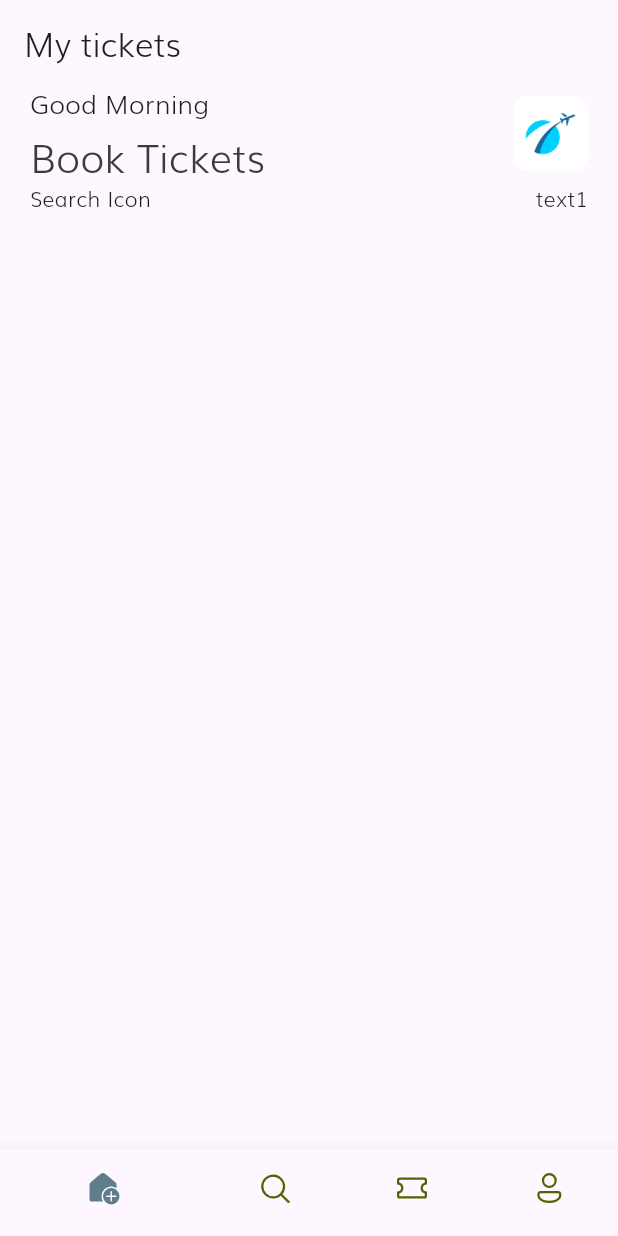
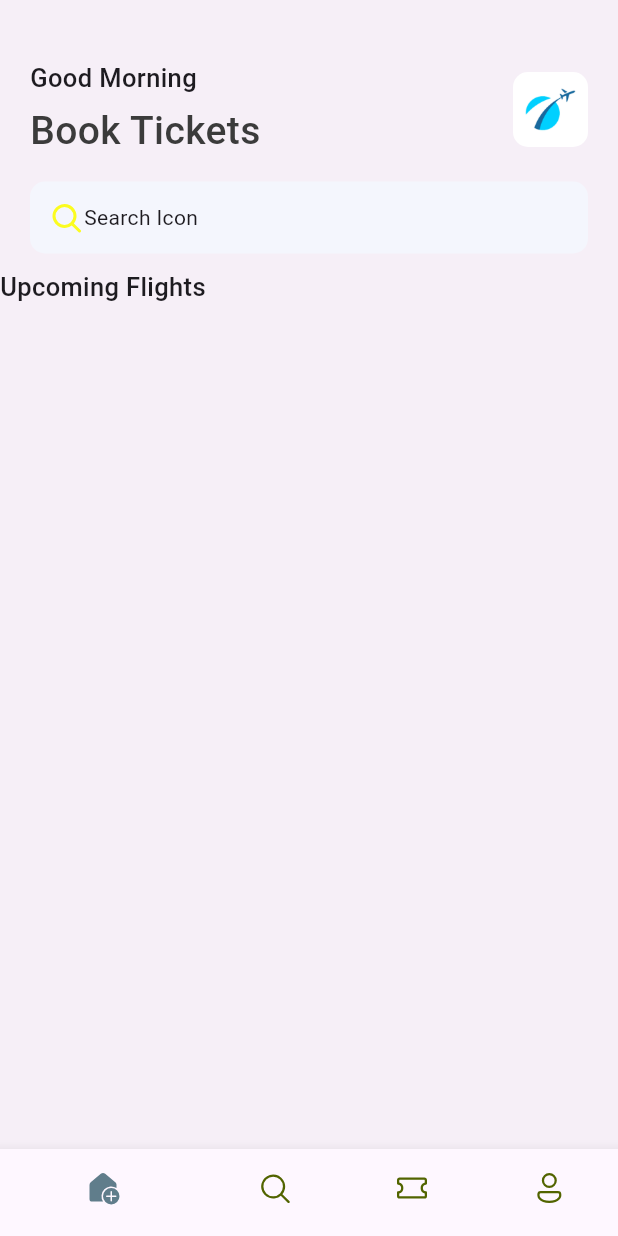
Before and after one commit to KHALEDKHLYAN/TIckets_App, a Flutter app: the screen it shows after launch, on a phone screen of 412 x 824 dp. Run offline on Flutter 3.47's test engine with Material 3 defaults, Android fonts, the phone set to English and light mode, and no system bars; our stand-ins replace fluentui_icons.

Commit message:
container 2

```diff
--- a/lib/base/bottom_nav_bar.dart
+++ b/lib/base/bottom_nav_bar.dart
@@ -30,9 +30,6 @@ class _BottomNavBarState extends State<BottomNavBar> {
   @override
   Widget build(BuildContext context) {
     return Scaffold(
-      appBar: AppBar(
-        title: Text('My tickets'),
-      ),
       body: appScreens[_selectedIndex],
       bottomNavigationBar: BottomNavigationBar(
         currentIndex: _selectedIndex,
@@ -40,7 +37,7 @@ class _BottomNavBarState extends State<BottomNavBar> {
         selectedItemColor: Colors.blueGrey,
         unselectedItemColor: const Color(0xFF526400),
         showSelectedLabels: false,
-        items:  const [
+        items: const [
           BottomNavigationBarItem(
               icon: Icon(FluentSystemIcons.ic_fluent_home_regular),
               activeIcon: Icon(FluentSystemIcons.ic_fluent_home_add_filled),
--- /dev/null
+++ b/lib/base/res/media.dart
@@ -0,0 +1,4 @@
+class AppMedia{
+  static const _baseImage = "assets/images";
+  static const logo = '$_baseImage/logo.png';
+}
--- a/lib/base/res/styles/app_styles.dart
+++ b/lib/base/res/styles/app_styles.dart
@@ -4,6 +4,7 @@ Color primary = Color(0xFF687daf);
 
 class AppStyles {
   static Color primaryColor = primary;
+  static const bgColor = Color.fromARGB(15, 111, 111, 112);
   static Color textColor = Color(0xFF3b3b3b);
 
   static TextStyle headLIneStyle1 =
--- /dev/null
+++ b/lib/base/widgets/app_double_text.dart
@@ -0,0 +1,19 @@
+import 'package:flutter/material.dart';
+import 'package:ticket_app/base/res/styles/app_styles.dart';
+
+class AppDoubleText extends StatelessWidget {
+  const AppDoubleText(
+    {super.key, required this.bigText, required this.smallText});
+
+  final String bigText;
+  final String smallText;
+
+  @override
+  Widget build(BuildContext context) {
+    return Row(
+      children: [
+        Text(bigText, style:AppStyles.headLIneStyle3),
+      ],
+    );
+  }
+}
--- a/lib/main.dart
+++ b/lib/main.dart
@@ -13,8 +13,7 @@ class MyApp extends StatelessWidget {
   @override
   Widget build(BuildContext context) {
     return  MaterialApp(
-      title: 'Flutter Demo',
-      theme: ThemeData(fontFamily: 'Muli'),
+      debugShowCheckedModeBanner: false,
       home:  BottomNavBar()
     );
   }
--- a/lib/screens/home_screen.dart
+++ b/lib/screens/home_screen.dart
@@ -1,7 +1,10 @@
 // ignore_for_file: prefer_const_literals_to_create_immutables
 
+import 'package:fluentui_icons/fluentui_icons.dart';
 import 'package:flutter/material.dart';
+import 'package:ticket_app/base/res/media.dart';
 import 'package:ticket_app/base/res/styles/app_styles.dart';
+import 'package:ticket_app/base/widgets/app_double_text.dart';
 
 class HomeScreen extends StatelessWidget {
   const HomeScreen({super.key});
@@ -9,9 +12,11 @@ class HomeScreen extends StatelessWidget {
   @override
   Widget build(BuildContext context) {
     return Scaffold(
+      backgroundColor: AppStyles.bgColor,
       body: ListView(
         // ignore: prefer_const_literals_to_create_immutables
         children: [
+          SizedBox(height: 40,),
           Container(
             padding: EdgeInsets.symmetric(horizontal: 20),
             child: Column(
@@ -41,21 +46,32 @@ class HomeScreen extends StatelessWidget {
                       decoration: BoxDecoration(
                         borderRadius: BorderRadius.circular(10),
                         image: DecorationImage(
-                          image: AssetImage("assets/images/logo.png"),
+                          image: AssetImage(AppMedia.logo),
                         ),
                       ),
                     ),
                   ],
                 ),
-                Row(
-                    mainAxisAlignment: MainAxisAlignment.spaceBetween,
-                    children: [
-                      Text("Search Icon"),
-                      Text("text1"),
-                    ])
+                SizedBox(height: 15,),
+                Container(
+                  padding: const EdgeInsets.symmetric(horizontal: 12, vertical: 12),
+                  decoration: BoxDecoration(
+                        borderRadius: BorderRadius.circular(10),
+                        color: const Color(0xFFF4F6FD)
+                      ),
+                  child: Row(
+                      // mainAxisAlignment: MainAxisAlignment.spaceBetween,
+                      children: [
+                        Icon(FluentSystemIcons.ic_fluent_search_filled, color:Color(0xFFFBFC20)),
+                        Text("Search Icon"),
+                      ]),
+                )
               ],
             ),
           )
+        ,
+        SizedBox(height: 10,),
+        AppDoubleText(bigText: 'Upcoming Flights', smallText: 'View All',),
         ],
       ),
     );
```
